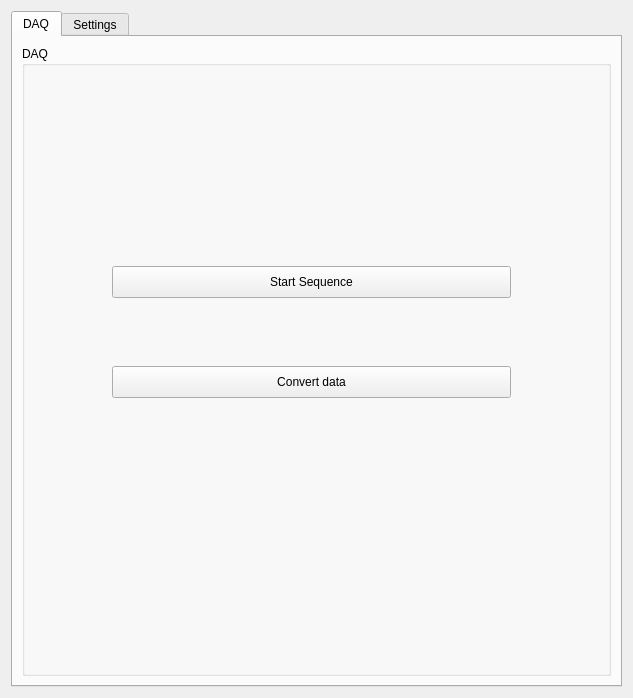
This is gui/UIDAQ.ui in cgre23/XFEL-DAQ as Qt 5 draws it before an edit. The edited form follows.
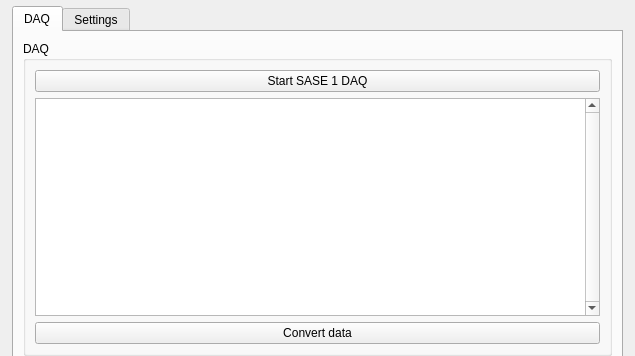
This is the edited form.

Commit message: added text browser

```diff
--- a/gui/UIDAQ.ui
+++ b/gui/UIDAQ.ui
@@ -9,8 +9,8 @@
    <rect>
     <x>0</x>
     <y>0</y>
-    <width>633</width>
-    <height>698</height>
+    <width>635</width>
+    <height>356</height>
    </rect>
   </property>
   <property name="minimumSize">
@@ -28,9 +28,15 @@
   <property name="windowOpacity">
    <double>1.000000000000000</double>
   </property>
-  <layout class="QVBoxLayout" name="verticalLayout">
-   <item>
     <widget class="QTabWidget" name="tabWidget">
+   <property name="geometry">
+    <rect>
+     <x>12</x>
+     <y>6</y>
+     <width>611</width>
+     <height>361</height>
+    </rect>
+   </property>
      <property name="currentIndex">
       <number>0</number>
      </property>
@@ -44,32 +50,35 @@
          <property name="title">
           <string>DAQ</string>
          </property>
+       <layout class="QVBoxLayout" name="verticalLayout_2">
+        <item>
          <widget class="QPushButton" name="sequence_button">
-          <property name="geometry">
-           <rect>
-            <x>90</x>
-            <y>220</y>
-            <width>399</width>
-            <height>32</height>
-           </rect>
-          </property>
           <property name="text">
-           <string>Start Sequence</string>
+           <string>Start SASE 1 DAQ</string>
           </property>
          </widget>
+        </item>
+        <item>
+         <widget class="QTextBrowser" name="textBrowser">
+          <property name="sizePolicy">
+           <sizepolicy hsizetype="Expanding" vsizetype="Preferred">
+            <horstretch>0</horstretch>
+            <verstretch>0</verstretch>
+           </sizepolicy>
+          </property>
+          <property name="verticalScrollBarPolicy">
+           <enum>Qt::ScrollBarAlwaysOn</enum>
+          </property>
+         </widget>
+        </item>
+        <item>
          <widget class="QPushButton" name="convert_button">
-          <property name="geometry">
-           <rect>
-            <x>90</x>
-            <y>320</y>
-            <width>399</width>
-            <height>32</height>
-           </rect>
-          </property>
           <property name="text">
            <string>Convert data</string>
           </property>
          </widget>
+        </item>
+       </layout>
         </widget>
        </item>
       </layout>
@@ -156,8 +165,6 @@
       </layout>
      </widget>
     </widget>
-   </item>
-  </layout>
  </widget>
  <resources/>
  <connections/>
```
Left out of the diff: 2 changed lines with no effect on the pictures. Lines whose indentation alone changed are shown as unchanged. The commit also changes 4 other files.
